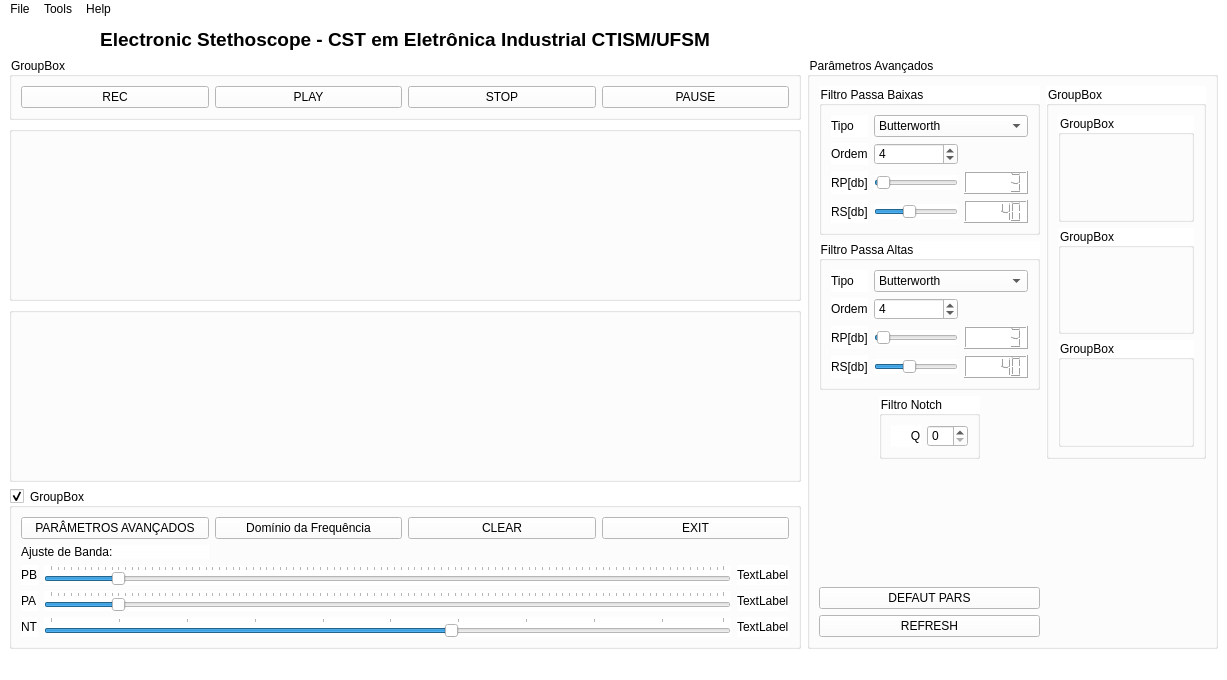
Tarsisnbs/App_Estetoscopio, file main.ui: the form before one commit.
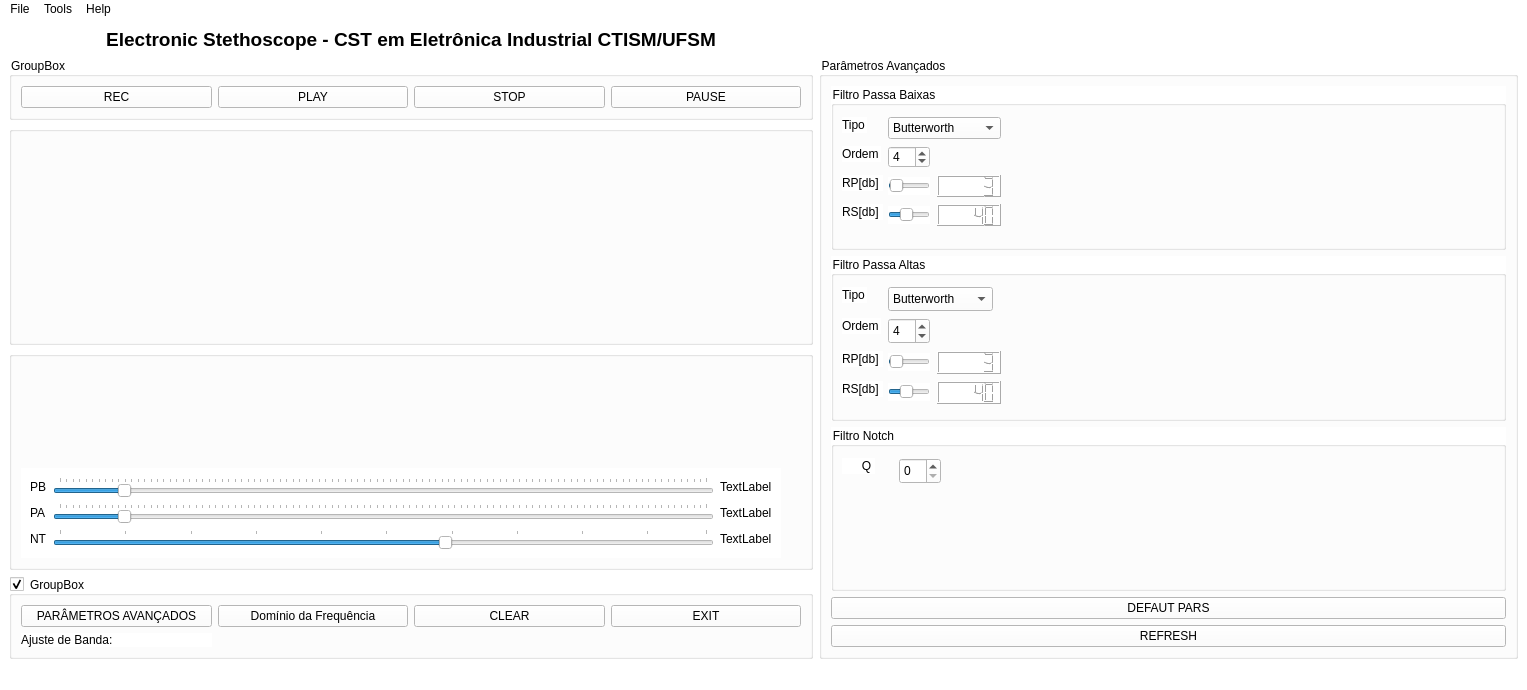
The form after the commit.

```diff
--- a/main.ui
+++ b/main.ui
@@ -6,8 +6,8 @@
    <rect>
     <x>0</x>
     <y>0</y>
-    <width>1227</width>
-    <height>680</height>
+    <width>1527</width>
+    <height>690</height>
    </rect>
   </property>
   <property name="cursor">
@@ -142,328 +142,555 @@
       <property name="title">
        <string>Parâmetros Avançados</string>
       </property>
-      <layout class="QGridLayout" name="gridLayout_7">
-       <item row="1" column="0">
+      <layout class="QVBoxLayout" name="verticalLayout">
+       <item>
+        <widget class="QGroupBox" name="groupBoxPB">
+         <property name="title">
+          <string>Filtro Passa Baixas</string>
+         </property>
+         <widget class="QSlider" name="slider_rp_PB">
+          <property name="geometry">
+           <rect>
+            <x>57</x>
+            <y>91</y>
+            <width>42</width>
+            <height>18</height>
+           </rect>
+          </property>
+          <property name="value">
+           <number>3</number>
+          </property>
+          <property name="orientation">
+           <enum>Qt::Horizontal</enum>
+          </property>
+         </widget>
+         <widget class="QSlider" name="slider_rs_PB">
+          <property name="geometry">
+           <rect>
+            <x>57</x>
+            <y>120</y>
+            <width>42</width>
+            <height>18</height>
+           </rect>
+          </property>
+          <property name="sliderPosition">
+           <number>40</number>
+          </property>
+          <property name="orientation">
+           <enum>Qt::Horizontal</enum>
+          </property>
+         </widget>
+         <widget class="QLabel" name="label_15">
+          <property name="geometry">
+           <rect>
+            <x>11</x>
+            <y>118</y>
+            <width>41</width>
+            <height>16</height>
+           </rect>
+          </property>
+          <property name="text">
+           <string>RS[db]</string>
+          </property>
+         </widget>
+         <widget class="QLabel" name="label_12">
+          <property name="geometry">
+           <rect>
+            <x>11</x>
+            <y>31</y>
+            <width>25</width>
+            <height>16</height>
+           </rect>
+          </property>
+          <property name="text">
+           <string>Tipo</string>
+          </property>
+         </widget>
+         <widget class="QLabel" name="label_14">
+          <property name="geometry">
+           <rect>
+            <x>11</x>
+            <y>89</y>
+            <width>41</width>
+            <height>16</height>
+           </rect>
+          </property>
+          <property name="text">
+           <string>RP[db]</string>
+          </property>
+         </widget>
+         <widget class="QLabel" name="label_11">
+          <property name="geometry">
+           <rect>
+            <x>11</x>
+            <y>60</y>
+            <width>39</width>
+            <height>16</height>
+           </rect>
+          </property>
+          <property name="text">
+           <string>Ordem</string>
+          </property>
+         </widget>
+         <widget class="QSpinBox" name="ordem_PB">
+          <property name="geometry">
+           <rect>
+            <x>57</x>
+            <y>60</y>
+            <width>42</width>
+            <height>22</height>
+           </rect>
+          </property>
+          <property name="value">
+           <number>4</number>
+          </property>
+         </widget>
+         <widget class="QLCDNumber" name="lcd_rp_PB">
+          <property name="geometry">
+           <rect>
+            <x>106</x>
+            <y>89</y>
+            <width>64</width>
+            <height>22</height>
+           </rect>
+          </property>
+          <property name="intValue" stdset="0">
+           <number>3</number>
+          </property>
+         </widget>
+         <widget class="QLCDNumber" name="lcd_rs_PB">
+          <property name="geometry">
+           <rect>
+            <x>106</x>
+            <y>118</y>
+            <width>64</width>
+            <height>22</height>
+           </rect>
+          </property>
+          <property name="smallDecimalPoint">
+           <bool>false</bool>
+          </property>
+          <property name="intValue" stdset="0">
+           <number>40</number>
+          </property>
+         </widget>
+         <widget class="QComboBox" name="comboBox_tipoPB">
+          <property name="geometry">
+           <rect>
+            <x>57</x>
+            <y>31</y>
+            <width>113</width>
+            <height>22</height>
+           </rect>
+          </property>
+          <item>
+           <property name="text">
+            <string>Butterworth</string>
+           </property>
+          </item>
+          <item>
+           <property name="text">
+            <string>Bessel</string>
+           </property>
+          </item>
+          <item>
+           <property name="text">
+            <string>Chebyshev I</string>
+           </property>
+          </item>
+          <item>
+           <property name="text">
+            <string>Chebyshev II</string>
+           </property>
+          </item>
+          <item>
+           <property name="text">
+            <string>Elíptico</string>
+           </property>
+          </item>
+         </widget>
+        </widget>
+       </item>
+       <item>
         <widget class="QGroupBox" name="groupBoxPA">
          <property name="title">
           <string>Filtro Passa Altas</string>
          </property>
-         <layout class="QGridLayout" name="gridLayout_9">
-          <item row="0" column="0">
-           <widget class="QLabel" name="label_21">
-            <property name="text">
-             <string>Tipo</string>
-            </property>
-           </widget>
+         <widget class="QLabel" name="label_20">
+          <property name="geometry">
+           <rect>
+            <x>11</x>
+            <y>125</y>
+            <width>41</width>
+            <height>16</height>
+           </rect>
+          </property>
+          <property name="text">
+           <string>RS[db]</string>
+          </property>
+         </widget>
+         <widget class="QSlider" name="slider_rp_PA">
+          <property name="geometry">
+           <rect>
+            <x>57</x>
+            <y>97</y>
+            <width>42</width>
+            <height>18</height>
+           </rect>
+          </property>
+          <property name="sliderPosition">
+           <number>3</number>
+          </property>
+          <property name="orientation">
+           <enum>Qt::Horizontal</enum>
+          </property>
+         </widget>
+         <widget class="QSlider" name="slider_rs_PA">
+          <property name="geometry">
+           <rect>
+            <x>57</x>
+            <y>127</y>
+            <width>42</width>
+            <height>18</height>
+           </rect>
+          </property>
+          <property name="sliderPosition">
+           <number>40</number>
+          </property>
+          <property name="orientation">
+           <enum>Qt::Horizontal</enum>
+          </property>
+         </widget>
+         <widget class="QLabel" name="label_21">
+          <property name="geometry">
+           <rect>
+            <x>11</x>
+            <y>31</y>
+            <width>25</width>
+            <height>16</height>
+           </rect>
+          </property>
+          <property name="text">
+           <string>Tipo</string>
+          </property>
+         </widget>
+         <widget class="QLabel" name="label_22">
+          <property name="geometry">
+           <rect>
+            <x>11</x>
+            <y>95</y>
+            <width>41</width>
+            <height>16</height>
+           </rect>
+          </property>
+          <property name="text">
+           <string>RP[db]</string>
+          </property>
+         </widget>
+         <widget class="QLabel" name="label_23">
+          <property name="geometry">
+           <rect>
+            <x>11</x>
+            <y>62</y>
+            <width>39</width>
+            <height>16</height>
+           </rect>
+          </property>
+          <property name="text">
+           <string>Ordem</string>
+          </property>
+         </widget>
+         <widget class="QSpinBox" name="ordem_PA">
+          <property name="geometry">
+           <rect>
+            <x>57</x>
+            <y>62</y>
+            <width>42</width>
+            <height>26</height>
+           </rect>
+          </property>
+          <property name="value">
+           <number>4</number>
+          </property>
+         </widget>
+         <widget class="QLCDNumber" name="lcd_rp_PA">
+          <property name="geometry">
+           <rect>
+            <x>106</x>
+            <y>95</y>
+            <width>64</width>
+            <height>23</height>
+           </rect>
+          </property>
+          <property name="intValue" stdset="0">
+           <number>3</number>
+          </property>
+         </widget>
+         <widget class="QLCDNumber" name="lcd_rs_PA">
+          <property name="geometry">
+           <rect>
+            <x>106</x>
+            <y>125</y>
+            <width>64</width>
+            <height>23</height>
+           </rect>
+          </property>
+          <property name="intValue" stdset="0">
+           <number>40</number>
+          </property>
+         </widget>
+         <widget class="QComboBox" name="comboBox_tipoPA">
+          <property name="geometry">
+           <rect>
+            <x>57</x>
+            <y>31</y>
+            <width>105</width>
+            <height>24</height>
+           </rect>
+          </property>
+          <item>
+           <property name="text">
+            <string>Butterworth</string>
+           </property>
           </item>
-          <item row="0" column="1" colspan="2">
-           <widget class="QComboBox" name="comboBox_tipoPA">
-            <item>
-             <property name="text">
-              <string>Butterworth</string>
-             </property>
-            </item>
-            <item>
-             <property name="text">
-              <string>Bessel</string>
-             </property>
-            </item>
-            <item>
-             <property name="text">
-              <string>Chebyshev I</string>
-             </property>
-            </item>
-            <item>
-             <property name="text">
-              <string>Chebyshev II</string>
-             </property>
-            </item>
-            <item>
-             <property name="text">
-              <string>Elíptico</string>
-             </property>
-            </item>
-           </widget>
+          <item>
+           <property name="text">
+            <string>Bessel</string>
+           </property>
           </item>
-          <item row="1" column="0">
-           <widget class="QLabel" name="label_23">
-            <property name="text">
-             <string>Ordem</string>
-            </property>
-           </widget>
+          <item>
+           <property name="text">
+            <string>Chebyshev I</string>
+           </property>
           </item>
-          <item row="1" column="1">
-           <widget class="QSpinBox" name="ordem_PA">
-            <property name="value">
-             <number>4</number>
-            </property>
-           </widget>
+          <item>
+           <property name="text">
+            <string>Chebyshev II</string>
+           </property>
           </item>
-          <item row="2" column="0">
-           <widget class="QLabel" name="label_22">
-            <property name="text">
-             <string>RP[db]</string>
-            </property>
-           </widget>
+          <item>
+           <property name="text">
+            <string>Elíptico</string>
+           </property>
           </item>
-          <item row="2" column="1">
-           <widget class="QSlider" name="slider_rp_PA">
-            <property name="sliderPosition">
-             <number>3</number>
-            </property>
-            <property name="orientation">
-             <enum>Qt::Horizontal</enum>
-            </property>
-           </widget>
-          </item>
-          <item row="2" column="2">
-           <widget class="QLCDNumber" name="lcd_rp_PA">
-            <property name="intValue" stdset="0">
-             <number>3</number>
-            </property>
-           </widget>
-          </item>
-          <item row="3" column="0">
-           <widget class="QLabel" name="label_20">
-            <property name="text">
-             <string>RS[db]</string>
-            </property>
-           </widget>
-          </item>
-          <item row="3" column="1">
-           <widget class="QSlider" name="slider_rs_PA">
-            <property name="sliderPosition">
-             <number>40</number>
-            </property>
-            <property name="orientation">
-             <enum>Qt::Horizontal</enum>
-            </property>
-           </widget>
-          </item>
-          <item row="3" column="2">
-           <widget class="QLCDNumber" name="lcd_rs_PA">
-            <property name="intValue" stdset="0">
-             <number>40</number>
-            </property>
-           </widget>
-          </item>
-         </layout>
+         </widget>
         </widget>
        </item>
-       <item row="2" column="0" alignment="Qt::AlignHCenter">
+       <item>
         <widget class="QGroupBox" name="groupBoxNT">
-         <property name="sizePolicy">
-          <sizepolicy hsizetype="Expanding" vsizetype="Preferred">
-           <horstretch>0</horstretch>
-           <verstretch>0</verstretch>
-          </sizepolicy>
-         </property>
-         <property name="maximumSize">
-          <size>
-           <width>110</width>
-           <height>16777215</height>
-          </size>
-         </property>
          <property name="title">
           <string>Filtro Notch</string>
          </property>
-         <layout class="QGridLayout" name="gridLayout_8">
-          <item row="1" column="1">
-           <widget class="QLabel" name="label_16">
-            <property name="sizePolicy">
-             <sizepolicy hsizetype="Expanding" vsizetype="Preferred">
-              <horstretch>0</horstretch>
-              <verstretch>0</verstretch>
-             </sizepolicy>
-            </property>
-            <property name="text">
-             <string>      Q</string>
-            </property>
-           </widget>
-          </item>
-          <item row="1" column="2">
-           <widget class="QSpinBox" name="q_NT"/>
-          </item>
-         </layout>
+         <widget class="QLabel" name="label_16">
+          <property name="geometry">
+           <rect>
+            <x>11</x>
+            <y>31</y>
+            <width>33</width>
+            <height>16</height>
+           </rect>
+          </property>
+          <property name="sizePolicy">
+           <sizepolicy hsizetype="Expanding" vsizetype="Preferred">
+            <horstretch>0</horstretch>
+            <verstretch>0</verstretch>
+           </sizepolicy>
+          </property>
+          <property name="text">
+           <string>      Q</string>
+          </property>
+         </widget>
+         <widget class="QSpinBox" name="q_NT">
+          <property name="geometry">
+           <rect>
+            <x>68</x>
+            <y>31</y>
+            <width>42</width>
+            <height>26</height>
+           </rect>
+          </property>
+         </widget>
         </widget>
        </item>
-       <item row="4" column="0">
+       <item>
         <widget class="QPushButton" name="pushButton">
          <property name="text">
           <string>DEFAUT PARS</string>
          </property>
         </widget>
        </item>
-       <item row="5" column="0">
+       <item>
         <widget class="QPushButton" name="refreshButton">
          <property name="text">
           <string>REFRESH</string>
          </property>
         </widget>
        </item>
-       <item row="0" column="0">
-        <widget class="QGroupBox" name="groupBoxPB">
-         <property name="title">
-          <string>Filtro Passa Baixas</string>
+      </layout>
+     </widget>
+    </item>
+    <item row="3" column="0">
+     <widget class="QGroupBox" name="ch2">
+      <layout class="QGridLayout" name="gridLayout">
+       <item row="2" column="1">
+        <spacer name="horizontalSpacer">
+         <property name="orientation">
+          <enum>Qt::Horizontal</enum>
          </property>
-         <layout class="QGridLayout" name="gridLayout_10">
-          <item row="0" column="0">
-           <widget class="QLabel" name="label_12">
-            <property name="text">
-             <string>Tipo</string>
+         <property name="sizeHint" stdset="0">
+          <size>
+           <width>728</width>
+           <height>20</height>
+          </size>
+         </property>
+        </spacer>
+       </item>
+       <item row="1" column="3">
+        <spacer name="verticalSpacer_2">
+         <property name="orientation">
+          <enum>Qt::Vertical</enum>
+         </property>
+         <property name="sizeHint" stdset="0">
+          <size>
+           <width>20</width>
+           <height>40</height>
+          </size>
+         </property>
+        </spacer>
+       </item>
+       <item row="0" column="2">
+        <layout class="QVBoxLayout" name="verticalLayout_2"/>
+       </item>
+       <item row="0" column="0" rowspan="2">
+        <spacer name="verticalSpacer">
+         <property name="orientation">
+          <enum>Qt::Vertical</enum>
+         </property>
+         <property name="sizeHint" stdset="0">
+          <size>
+           <width>20</width>
+           <height>40</height>
+          </size>
+         </property>
+        </spacer>
+       </item>
+       <item row="3" column="0" colspan="3">
+        <widget class="QFrame" name="">
+         <layout class="QGridLayout" name="gridLayout_4">
+          <item row="2" column="1">
+           <widget class="QSlider" name="sliderPA">
+            <property name="minimum">
+             <number>1</number>
+            </property>
+            <property name="maximum">
+             <number>1000</number>
+            </property>
+            <property name="sliderPosition">
+             <number>100</number>
+            </property>
+            <property name="orientation">
+             <enum>Qt::Horizontal</enum>
+            </property>
+            <property name="tickPosition">
+             <enum>QSlider::TicksAbove</enum>
             </property>
            </widget>
           </item>
-          <item row="0" column="1" colspan="2">
-           <widget class="QComboBox" name="comboBox_tipoPB">
-            <item>
-             <property name="text">
-              <string>Butterworth</string>
-             </property>
-            </item>
-            <item>
-             <property name="text">
-              <string>Bessel</string>
-             </property>
-            </item>
-            <item>
-             <property name="text">
-              <string>Chebyshev I</string>
-             </property>
-            </item>
-            <item>
-             <property name="text">
-              <string>Chebyshev II</string>
-             </property>
-            </item>
-            <item>
-             <property name="text">
-              <string>Elíptico</string>
-             </property>
-            </item>
+          <item row="5" column="1">
+           <widget class="QSlider" name="sliderNT">
+            <property name="styleSheet">
+             <string notr="true">color: qlineargradient(spread:pad, x1:0, y1:0, x2:1, y2:0, stop:0 rgba(0, 0, 0, 255), stop:1 rgba(255, 255, 255, 255));</string>
+            </property>
+            <property name="minimum">
+             <number>1</number>
+            </property>
+            <property name="maximum">
+             <number>100</number>
+            </property>
+            <property name="sliderPosition">
+             <number>60</number>
+            </property>
+            <property name="orientation">
+             <enum>Qt::Horizontal</enum>
+            </property>
+            <property name="invertedAppearance">
+             <bool>false</bool>
+            </property>
+            <property name="invertedControls">
+             <bool>false</bool>
+            </property>
+            <property name="tickPosition">
+             <enum>QSlider::TicksAbove</enum>
+            </property>
            </widget>
           </item>
           <item row="1" column="0">
-           <widget class="QLabel" name="label_11">
+           <widget class="QLabel" name="label_3">
             <property name="text">
-             <string>Ordem</string>
+             <string>PB</string>
+            </property>
+           </widget>
+          </item>
+          <item row="5" column="0">
+           <widget class="QLabel" name="label_5">
+            <property name="text">
+             <string>NT</string>
+            </property>
+           </widget>
+          </item>
+          <item row="1" column="2">
+           <widget class="QLabel" name="lab_PB">
+            <property name="text">
+             <string>TextLabel</string>
             </property>
            </widget>
           </item>
           <item row="1" column="1">
-           <widget class="QSpinBox" name="ordem_PB">
-            <property name="value">
-             <number>4</number>
+           <widget class="QSlider" name="sliderPB">
+            <property name="minimum">
+             <number>1</number>
+            </property>
+            <property name="maximum">
+             <number>1000</number>
+            </property>
+            <property name="sliderPosition">
+             <number>100</number>
+            </property>
+            <property name="orientation">
+             <enum>Qt::Horizontal</enum>
+            </property>
+            <property name="tickPosition">
+             <enum>QSlider::TicksAbove</enum>
+            </property>
+            <property name="tickInterval">
+             <number>10</number>
             </property>
            </widget>
           </item>
           <item row="2" column="0">
-           <widget class="QLabel" name="label_14">
+           <widget class="QLabel" name="label_4">
             <property name="text">
-             <string>RP[db]</string>
+             <string>PA</string>
             </property>
            </widget>
           </item>
-          <item row="2" column="1">
-           <widget class="QSlider" name="slider_rp_PB">
-            <property name="value">
-             <number>3</number>
-            </property>
-            <property name="orientation">
-             <enum>Qt::Horizontal</enum>
+          <item row="5" column="2">
+           <widget class="QLabel" name="lab_NT">
+            <property name="text">
+             <string>TextLabel</string>
             </property>
            </widget>
           </item>
           <item row="2" column="2">
-           <widget class="QLCDNumber" name="lcd_rp_PB">
-            <property name="intValue" stdset="0">
-             <number>3</number>
-            </property>
-           </widget>
-          </item>
-          <item row="3" column="0">
-           <widget class="QLabel" name="label_15">
+           <widget class="QLabel" name="lab_PA">
             <property name="text">
-             <string>RS[db]</string>
+             <string>TextLabel</string>
             </property>
            </widget>
           </item>
-          <item row="3" column="1">
-           <widget class="QSlider" name="slider_rs_PB">
-            <property name="sliderPosition">
-             <number>40</number>
-            </property>
-            <property name="orientation">
-             <enum>Qt::Horizontal</enum>
-            </property>
-           </widget>
-          </item>
-          <item row="3" column="2">
-           <widget class="QLCDNumber" name="lcd_rs_PB">
-            <property name="smallDecimalPoint">
-             <bool>false</bool>
-            </property>
-            <property name="intValue" stdset="0">
-             <number>40</number>
-            </property>
-           </widget>
-          </item>
          </layout>
         </widget>
        </item>
-       <item row="0" column="1" rowspan="3">
-        <widget class="QGroupBox" name="groupBox_3">
-         <property name="sizePolicy">
-          <sizepolicy hsizetype="Expanding" vsizetype="Expanding">
-           <horstretch>0</horstretch>
-           <verstretch>0</verstretch>
-          </sizepolicy>
-         </property>
-         <property name="title">
-          <string>GroupBox</string>
-         </property>
-         <layout class="QVBoxLayout" name="verticalLayout">
-          <item>
-           <layout class="QVBoxLayout" name="verticalLayout_3">
-            <item>
-             <widget class="QGroupBox" name="groupBox_5">
-              <property name="title">
-               <string>GroupBox</string>
-              </property>
-             </widget>
-            </item>
-            <item>
-             <widget class="QGroupBox" name="groupBox_6">
-              <property name="title">
-               <string>GroupBox</string>
-              </property>
-             </widget>
-            </item>
-            <item>
-             <widget class="QGroupBox" name="groupBox_4">
-              <property name="title">
-               <string>GroupBox</string>
-              </property>
-             </widget>
-            </item>
-           </layout>
-          </item>
-         </layout>
-        </widget>
-       </item>
-       <item row="3" column="0">
-        <spacer name="verticalSpacer_5">
-         <property name="orientation">
-          <enum>Qt::Vertical</enum>
-         </property>
-         <property name="sizeHint" stdset="0">
-          <size>
-           <width>20</width>
-           <height>40</height>
-          </size>
-         </property>
-        </spacer>
-       </item>
       </layout>
      </widget>
     </item>
@@ -515,121 +742,6 @@
          </property>
         </widget>
        </item>
-       <item row="2" column="0" colspan="4">
-        <layout class="QGridLayout" name="gridLayout_4">
-         <item row="2" column="1">
-          <widget class="QSlider" name="sliderPA">
-           <property name="minimum">
-            <number>1</number>
-           </property>
-           <property name="maximum">
-            <number>1000</number>
-           </property>
-           <property name="sliderPosition">
-            <number>100</number>
-           </property>
-           <property name="orientation">
-            <enum>Qt::Horizontal</enum>
-           </property>
-           <property name="tickPosition">
-            <enum>QSlider::TicksAbove</enum>
-           </property>
-          </widget>
-         </item>
-         <item row="5" column="1">
-          <widget class="QSlider" name="sliderNT">
-           <property name="styleSheet">
-            <string notr="true">color: qlineargradient(spread:pad, x1:0, y1:0, x2:1, y2:0, stop:0 rgba(0, 0, 0, 255), stop:1 rgba(255, 255, 255, 255));</string>
-           </property>
-           <property name="minimum">
-            <number>1</number>
-           </property>
-           <property name="maximum">
-            <number>100</number>
-           </property>
-           <property name="sliderPosition">
-            <number>60</number>
-           </property>
-           <property name="orientation">
-            <enum>Qt::Horizontal</enum>
-           </property>
-           <property name="invertedAppearance">
-            <bool>false</bool>
-           </property>
-           <property name="invertedControls">
-            <bool>false</bool>
-           </property>
-           <property name="tickPosition">
-            <enum>QSlider::TicksAbove</enum>
-           </property>
-          </widget>
-         </item>
-         <item row="1" column="0">
-          <widget class="QLabel" name="label_3">
-           <property name="text">
-            <string>PB</string>
-           </property>
-          </widget>
-         </item>
-         <item row="5" column="0">
-          <widget class="QLabel" name="label_5">
-           <property name="text">
-            <string>NT</string>
-           </property>
-          </widget>
-         </item>
-         <item row="1" column="2">
-          <widget class="QLabel" name="lab_PB">
-           <property name="text">
-            <string>TextLabel</string>
-           </property>
-          </widget>
-         </item>
-         <item row="1" column="1">
-          <widget class="QSlider" name="sliderPB">
-           <property name="minimum">
-            <number>1</number>
-           </property>
-           <property name="maximum">
-            <number>1000</number>
-           </property>
-           <property name="sliderPosition">
-            <number>100</number>
-           </property>
-           <property name="orientation">
-            <enum>Qt::Horizontal</enum>
-           </property>
-           <property name="tickPosition">
-            <enum>QSlider::TicksAbove</enum>
-           </property>
-           <property name="tickInterval">
-            <number>10</number>
-           </property>
-          </widget>
-         </item>
-         <item row="2" column="0">
-          <widget class="QLabel" name="label_4">
-           <property name="text">
-            <string>PA</string>
-           </property>
-          </widget>
-         </item>
-         <item row="5" column="2">
-          <widget class="QLabel" name="lab_NT">
-           <property name="text">
-            <string>TextLabel</string>
-           </property>
-          </widget>
-         </item>
-         <item row="2" column="2">
-          <widget class="QLabel" name="lab_PA">
-           <property name="text">
-            <string>TextLabel</string>
-           </property>
-          </widget>
-         </item>
-        </layout>
-       </item>
        <item row="0" column="3">
         <widget class="QPushButton" name="exitButton">
          <property name="text">
@@ -715,8 +827,8 @@
     <rect>
      <x>0</x>
      <y>0</y>
-     <width>1227</width>
-     <height>25</height>
+     <width>1527</width>
+     <height>37</height>
     </rect>
    </property>
    <widget class="QMenu" name="menuFile">
```
Left out of the diff: 246 changed lines with no effect on the pictures.
